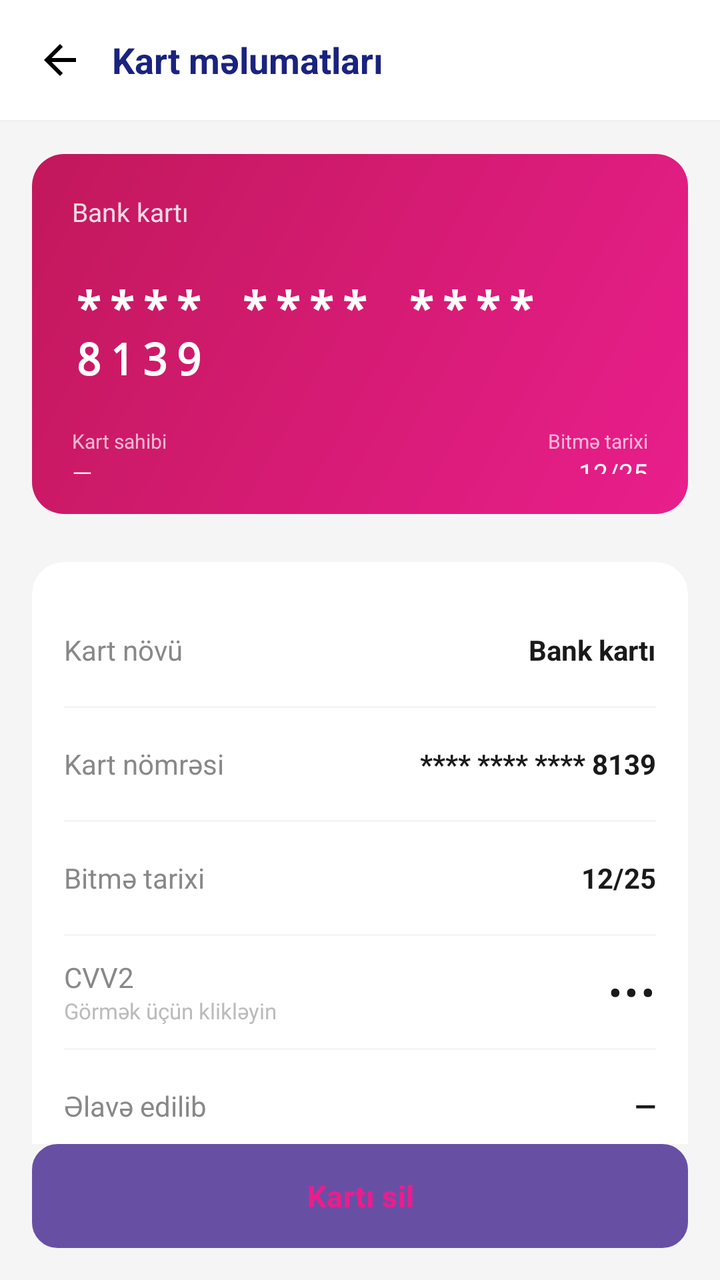
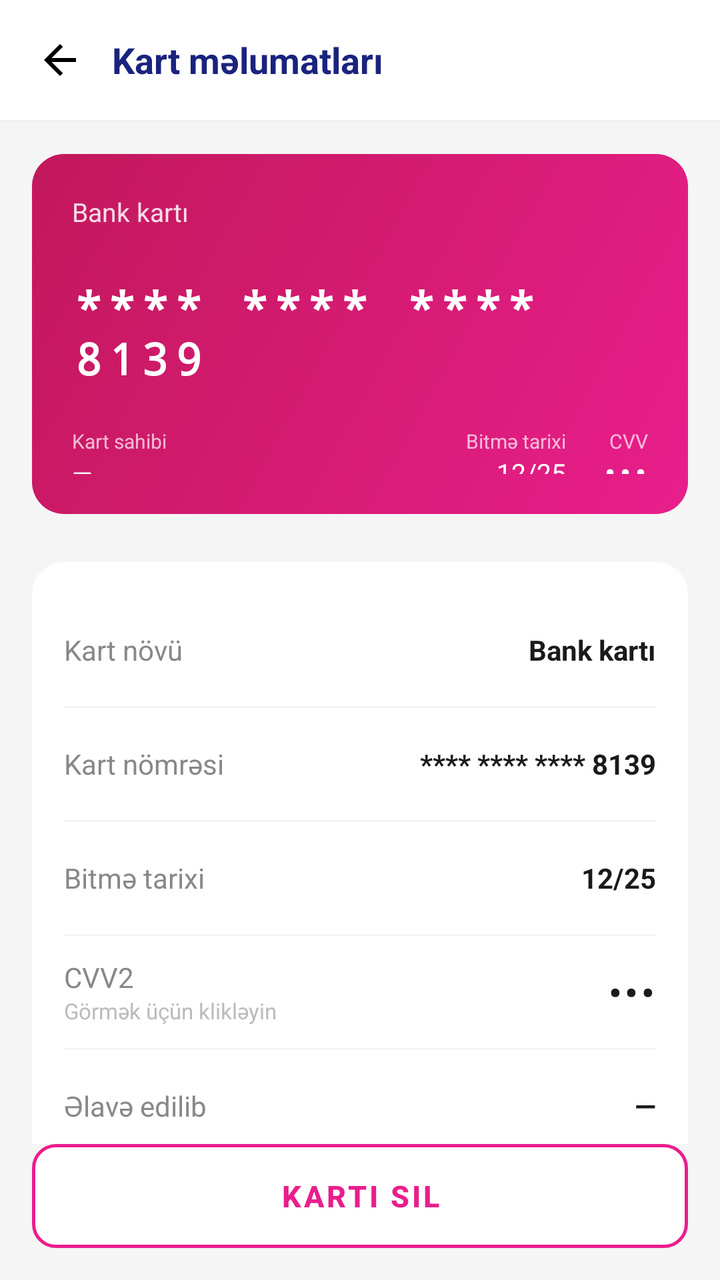

Before-and-after screenshots of an Android layout around one commit, followed by the original layout XML and the change that was made.
<!-- AndroidManifest.xml: application theme Theme.OneMarket -->
<!-- res/layout/fragment_card_detail.xml -->
<?xml version="1.0" encoding="utf-8"?>
<androidx.constraintlayout.widget.ConstraintLayout
    xmlns:android="http://schemas.android.com/apk/res/android"
    xmlns:app="http://schemas.android.com/apk/res-auto"
    android:layout_width="match_parent"
    android:layout_height="match_parent"
    android:background="#F5F5F5">

    
    <LinearLayout
        android:id="@+id/topBar"
        android:layout_width="0dp"
        android:layout_height="wrap_content"
        android:orientation="horizontal"
        android:gravity="center_vertical"
        android:padding="12dp"
        android:background="#FFFFFF"
        app:layout_constraintTop_toTopOf="parent"
        app:layout_constraintStart_toStartOf="parent"
        app:layout_constraintEnd_toEndOf="parent">

        <ImageView
            android:id="@+id/btnBack"
            android:layout_width="36dp"
            android:layout_height="36dp"
            android:src="@drawable/ic_back"
            android:padding="6dp"
            android:contentDescription="Geri" />

        <TextView
            android:layout_width="0dp"
            android:layout_height="wrap_content"
            android:layout_weight="1"
            android:layout_marginStart="8dp"
            android:text="Kart məlumatları"
            android:textSize="18sp"
            android:textStyle="bold"
            android:textColor="#1A237E" />

    </LinearLayout>

    <View
        android:id="@+id/topDivider"
        android:layout_width="0dp"
        android:layout_height="1dp"
        android:background="#F0F0F0"
        app:layout_constraintTop_toBottomOf="@id/topBar"
        app:layout_constraintStart_toStartOf="parent"
        app:layout_constraintEnd_toEndOf="parent" />

    <androidx.core.widget.NestedScrollView
        android:layout_width="0dp"
        android:layout_height="0dp"
        app:layout_constraintTop_toBottomOf="@id/topDivider"
        app:layout_constraintBottom_toTopOf="@id/btnDeleteCard"
        app:layout_constraintStart_toStartOf="parent"
        app:layout_constraintEnd_toEndOf="parent">

        <LinearLayout
            android:layout_width="match_parent"
            android:layout_height="wrap_content"
            android:orientation="vertical"
            android:padding="16dp">

            
            <LinearLayout
                android:layout_width="match_parent"
                android:layout_height="180dp"
                android:orientation="vertical"
                android:gravity="top"
                android:padding="20dp"
                android:layout_marginBottom="24dp"
                android:background="@drawable/bg_card_visual">

                
                <TextView
                    android:id="@+id/tvDetailTypeLabel"
                    android:layout_width="wrap_content"
                    android:layout_height="wrap_content"
                    android:text="Bank kartı"
                    android:textSize="13sp"
                    android:textColor="#FFFFFF"
                    android:alpha="0.85" />

                
                <TextView
                    android:id="@+id/tvDetailCardNumber"
                    android:layout_width="wrap_content"
                    android:layout_height="wrap_content"
                    android:layout_gravity="center_vertical"
                    android:layout_marginTop="24dp"
                    android:text="**** **** **** 8139"
                    android:textSize="22sp"
                    android:textStyle="bold"
                    android:textColor="#FFFFFF"
                    android:letterSpacing="0.15"
                    android:fontFamily="monospace" />

                
                <LinearLayout
                    android:layout_width="match_parent"
                    android:layout_height="wrap_content"
                    android:orientation="horizontal"
                    android:gravity="center_vertical"
                    android:layout_marginTop="20dp">

                    <LinearLayout
                        android:layout_width="0dp"
                        android:layout_height="wrap_content"
                        android:layout_weight="1"
                        android:orientation="vertical">

                        <TextView
                            android:layout_width="wrap_content"
                            android:layout_height="wrap_content"
                            android:text="Kart sahibi"
                            android:textSize="10sp"
                            android:textColor="#FFFFFF"
                            android:alpha="0.7" />

                        <TextView
                            android:id="@+id/tvDetailHolder"
                            android:layout_width="wrap_content"
                            android:layout_height="wrap_content"
                            android:text="—"
                            android:textSize="13sp"
                            android:textColor="#FFFFFF" />

                    </LinearLayout>

                    <LinearLayout
                        android:layout_width="wrap_content"
                        android:layout_height="wrap_content"
                        android:orientation="vertical"
                        android:gravity="end">

                        <TextView
                            android:layout_width="wrap_content"
                            android:layout_height="wrap_content"
                            android:text="Bitmə tarixi"
                            android:textSize="10sp"
                            android:textColor="#FFFFFF"
                            android:alpha="0.7" />

                        <TextView
                            android:id="@+id/tvDetailExpiry"
                            android:layout_width="wrap_content"
                            android:layout_height="wrap_content"
                            android:text="12/25"
                            android:textSize="13sp"
                            android:textColor="#FFFFFF" />

                    </LinearLayout>

                </LinearLayout>

            </LinearLayout>

            
            <androidx.cardview.widget.CardView
                app:cardCornerRadius="16dp"
                app:cardElevation="0dp"
                app:cardBackgroundColor="#FFFFFF"
                android:layout_width="match_parent"
                android:layout_height="wrap_content">

                <LinearLayout
                    android:layout_width="match_parent"
                    android:layout_height="wrap_content"
                    android:orientation="vertical"
                    android:padding="16dp">

                    
                    <LinearLayout android:layout_width="match_parent" android:layout_height="56dp" android:orientation="horizontal" android:gravity="center_vertical">
                        <TextView android:layout_width="0dp" android:layout_height="wrap_content" android:layout_weight="1" android:text="Kart növü" android:textSize="14sp" android:textColor="#888888" />
                        <TextView android:id="@+id/tvDetailType" android:layout_width="wrap_content" android:layout_height="wrap_content" android:text="Bank kartı" android:textSize="14sp" android:textStyle="bold" android:textColor="#1A1A1A" />
                    </LinearLayout>
                    <View android:layout_width="match_parent" android:layout_height="1dp" android:background="#F5F5F5" />

                    
                    <LinearLayout android:layout_width="match_parent" android:layout_height="56dp" android:orientation="horizontal" android:gravity="center_vertical">
                        <TextView android:layout_width="0dp" android:layout_height="wrap_content" android:layout_weight="1" android:text="Kart nömrəsi" android:textSize="14sp" android:textColor="#888888" />
                        <TextView android:id="@+id/tvDetailMasked" android:layout_width="wrap_content" android:layout_height="wrap_content" android:text="**** **** **** 8139" android:textSize="14sp" android:textStyle="bold" android:textColor="#1A1A1A" />
                    </LinearLayout>
                    <View android:layout_width="match_parent" android:layout_height="1dp" android:background="#F5F5F5" />

                    
                    <LinearLayout android:layout_width="match_parent" android:layout_height="56dp" android:orientation="horizontal" android:gravity="center_vertical">
                        <TextView android:layout_width="0dp" android:layout_height="wrap_content" android:layout_weight="1" android:text="Bitmə tarixi" android:textSize="14sp" android:textColor="#888888" />
                        <TextView android:id="@+id/tvDetailExpiryInfo" android:layout_width="wrap_content" android:layout_height="wrap_content" android:text="12/25" android:textSize="14sp" android:textStyle="bold" android:textColor="#1A1A1A" />
                    </LinearLayout>
                    <View android:layout_width="match_parent" android:layout_height="1dp" android:background="#F5F5F5" />

                    
                    <LinearLayout android:layout_width="match_parent" android:layout_height="56dp" android:orientation="horizontal" android:gravity="center_vertical" android:background="?attr/selectableItemBackground">
                        <LinearLayout android:layout_width="0dp" android:layout_height="wrap_content" android:layout_weight="1" android:orientation="vertical">
                            <TextView android:layout_width="wrap_content" android:layout_height="wrap_content" android:text="CVV2" android:textSize="14sp" android:textColor="#888888" />
                            <TextView android:layout_width="wrap_content" android:layout_height="wrap_content" android:text="Görmək üçün klikləyin" android:textSize="11sp" android:textColor="#BBBBBB" />
                        </LinearLayout>
                        <TextView android:id="@+id/tvDetailCvv" android:layout_width="wrap_content" android:layout_height="wrap_content" android:text="•••" android:textSize="18sp" android:textStyle="bold" android:textColor="#1A1A1A" android:letterSpacing="0.1" />
                    </LinearLayout>
                    <View android:layout_width="match_parent" android:layout_height="1dp" android:background="#F5F5F5" />

                    
                    <LinearLayout android:layout_width="match_parent" android:layout_height="56dp" android:orientation="horizontal" android:gravity="center_vertical">
                        <TextView android:layout_width="0dp" android:layout_height="wrap_content" android:layout_weight="1" android:text="Əlavə edilib" android:textSize="14sp" android:textColor="#888888" />
                        <TextView android:id="@+id/tvDetailAddedAt" android:layout_width="wrap_content" android:layout_height="wrap_content" android:text="—" android:textSize="14sp" android:textStyle="bold" android:textColor="#1A1A1A" />
                    </LinearLayout>

                </LinearLayout>

            </androidx.cardview.widget.CardView>

        </LinearLayout>

    </androidx.core.widget.NestedScrollView>

    
    <Button
        android:id="@+id/btnDeleteCard"
        android:layout_width="0dp"
        android:layout_height="52dp"
        android:layout_margin="16dp"
        android:text="Kartı sil"
        android:textSize="15sp"
        android:textStyle="bold"
        android:textColor="#E91E8C"
        android:background="@drawable/bg_outline_pink"
        android:stateListAnimator="@null"
        app:layout_constraintBottom_toBottomOf="parent"
        app:layout_constraintStart_toStartOf="parent"
        app:layout_constraintEnd_toEndOf="parent" />

</androidx.constraintlayout.widget.ConstraintLayout>
<!-- resources referenced by this layout -->
<resources>
  <!-- drawable bg_card_visual (drawable) -->
  <?xml version="1.0" encoding="utf-8"?>
  <shape xmlns:android="http://schemas.android.com/apk/res/android"
      android:shape="rectangle">
      <gradient
          android:startColor="#E91E8C"
          android:endColor="#C2185B"
          android:angle="135" />
      <corners android:radius="16dp" />
  </shape>
  <!-- drawable bg_outline_pink (drawable) -->
  <?xml version="1.0" encoding="utf-8"?>
  <shape xmlns:android="http://schemas.android.com/apk/res/android"
      android:shape="rectangle">
      <solid android:color="#FFFFFF" />
      <stroke android:width="1.5dp" android:color="@color/pink_main" />
      <corners android:radius="12dp" />
  </shape>
  <!-- drawable ic_back (drawable) -->
  <vector xmlns:android="http://schemas.android.com/apk/res/android" android:autoMirrored="true" android:height="24dp" android:tint="#000000" android:viewportHeight="960" android:viewportWidth="960" android:width="24dp">
        
      <path android:fillColor="@android:color/white" android:pathData="M313,520L537,744L480,800L160,480L480,160L537,216L313,440L800,440L800,520L313,520Z"/>
      
  </vector>
  <style name="Theme.OneMarket" parent="Base.Theme.OneMarket" />
  <color name="pink_main">#E91E8C</color>
  <style name="Base.Theme.OneMarket" parent="Theme.Material3.DayNight.NoActionBar">
          
          
      </style>
</resources>

<!-- the commit's change to res/layout/fragment_card_detail.xml (unified diff, before → after) -->
@@ -6,7 +6,6 @@
     android:layout_height="match_parent"
     android:background="#F5F5F5">
 
-    
     <LinearLayout
         android:id="@+id/topBar"
         android:layout_width="0dp"
@@ -32,7 +31,7 @@
             android:layout_height="wrap_content"
             android:layout_weight="1"
             android:layout_marginStart="8dp"
-            android:text="Kart məlumatları"
+            android:text="@string/card_detail_title"
             android:textSize="18sp"
             android:textStyle="bold"
             android:textColor="#1A237E" />
@@ -62,7 +61,6 @@
             android:orientation="vertical"
             android:padding="16dp">
 
-            
             <LinearLayout
                 android:layout_width="match_parent"
                 android:layout_height="180dp"
@@ -72,17 +70,15 @@
                 android:layout_marginBottom="24dp"
                 android:background="@drawable/bg_card_visual">
 
-                
                 <TextView
                     android:id="@+id/tvDetailTypeLabel"
                     android:layout_width="wrap_content"
                     android:layout_height="wrap_content"
-                    android:text="Bank kartı"
+                    android:text="@string/card_detail_type_label_visual"
                     android:textSize="13sp"
                     android:textColor="#FFFFFF"
                     android:alpha="0.85" />
 
-                
                 <TextView
                     android:id="@+id/tvDetailCardNumber"
                     android:layout_width="wrap_content"
@@ -96,7 +92,6 @@
                     android:letterSpacing="0.15"
                     android:fontFamily="monospace" />
 
-                
                 <LinearLayout
                     android:layout_width="match_parent"
                     android:layout_height="wrap_content"
@@ -113,7 +108,7 @@
                         <TextView
                             android:layout_width="wrap_content"
                             android:layout_height="wrap_content"
-                            android:text="Kart sahibi"
+                            android:text="@string/card_detail_holder_label"
                             android:textSize="10sp"
                             android:textColor="#FFFFFF"
                             android:alpha="0.7" />
@@ -137,7 +132,7 @@
                         <TextView
                             android:layout_width="wrap_content"
                             android:layout_height="wrap_content"
-                            android:text="Bitmə tarixi"
+                            android:text="@string/card_detail_expiry_label_visual"
                             android:textSize="10sp"
                             android:textColor="#FFFFFF"
                             android:alpha="0.7" />
@@ -152,11 +147,40 @@
 
                     </LinearLayout>
 
+                    <LinearLayout
+                        android:id="@+id/cvvCardSection"
+                        android:layout_width="wrap_content"
+                        android:layout_height="wrap_content"
+                        android:orientation="vertical"
+                        android:gravity="end"
+                        android:layout_marginStart="18dp"
+                        android:clickable="true"
+                        android:focusable="true">
+
+                        <TextView
+                            android:layout_width="wrap_content"
+                            android:layout_height="wrap_content"
+                            android:text="CVV"
+                            android:textSize="10sp"
+                            android:textColor="#FFFFFF"
+                            android:alpha="0.7" />
+
+                        <TextView
+                            android:id="@+id/tvCardCvv"
+                            android:layout_width="wrap_content"
+                            android:layout_height="wrap_content"
+                            android:text="•••"
+                            android:textSize="13sp"
+                            android:textStyle="bold"
+                            android:textColor="#FFFFFF"
+                            android:fontFamily="monospace" />
+
+                    </LinearLayout>
+
                 </LinearLayout>
 
             </LinearLayout>
 
-            
             <androidx.cardview.widget.CardView
                 app:cardCornerRadius="16dp"
                 app:cardElevation="0dp"
@@ -170,41 +194,134 @@
                     android:orientation="vertical"
                     android:padding="16dp">
 
-                    
-                    <LinearLayout android:layout_width="match_parent" android:layout_height="56dp" android:orientation="horizontal" android:gravity="center_vertical">
-                        <TextView android:layout_width="0dp" android:layout_height="wrap_content" android:layout_weight="1" android:text="Kart növü" android:textSize="14sp" android:textColor="#888888" />
-                        <TextView android:id="@+id/tvDetailType" android:layout_width="wrap_content" android:layout_height="wrap_content" android:text="Bank kartı" android:textSize="14sp" android:textStyle="bold" android:textColor="#1A1A1A" />
+                    <LinearLayout
+                        android:layout_width="match_parent"
+                        android:layout_height="56dp"
+                        android:orientation="horizontal"
+                        android:gravity="center_vertical">
+                        <TextView
+                            android:layout_width="0dp"
+                            android:layout_height="wrap_content"
+                            android:layout_weight="1"
+                            android:text="@string/card_detail_type_row"
+                            android:textSize="14sp"
+                            android:textColor="#888888" />
+                        <TextView
+                            android:id="@+id/tvDetailType"
+                            android:layout_width="wrap_content"
+                            android:layout_height="wrap_content"
+                            android:text="@string/add_card_type_bank"
+                            android:textSize="14sp"
+                            android:textStyle="bold"
+                            android:textColor="#1A1A1A" />
                     </LinearLayout>
                     <View android:layout_width="match_parent" android:layout_height="1dp" android:background="#F5F5F5" />
 
-                    
-                    <LinearLayout android:layout_width="match_parent" android:layout_height="56dp" android:orientation="horizontal" android:gravity="center_vertical">
-                        <TextView android:layout_width="0dp" android:layout_height="wrap_content" android:layout_weight="1" android:text="Kart nömrəsi" android:textSize="14sp" android:textColor="#888888" />
-                        <TextView android:id="@+id/tvDetailMasked" android:layout_width="wrap_content" android:layout_height="wrap_content" android:text="**** **** **** 8139" android:textSize="14sp" android:textStyle="bold" android:textColor="#1A1A1A" />
+                    <LinearLayout
+                        android:layout_width="match_parent"
+                        android:layout_height="56dp"
+                        android:orientation="horizontal"
+                        android:gravity="center_vertical">
+                        <TextView
+                            android:layout_width="0dp"
+                            android:layout_height="wrap_content"
+                            android:layout_weight="1"
+                            android:text="@string/card_detail_number_row"
+                            android:textSize="14sp"
+                            android:textColor="#888888" />
+                        <TextView
+                            android:id="@+id/tvDetailMasked"
+                            android:layout_width="wrap_content"
+                            android:layout_height="wrap_content"
+                            android:text="**** **** **** 8139"
+                            android:textSize="14sp"
+                            android:textStyle="bold"
+                            android:textColor="#1A1A1A" />
                     </LinearLayout>
                     <View android:layout_width="match_parent" android:layout_height="1dp" android:background="#F5F5F5" />
 
-                    
-                    <LinearLayout android:layout_width="match_parent" android:layout_height="56dp" android:orientation="horizontal" android:gravity="center_vertical">
-                        <TextView android:layout_width="0dp" android:layout_height="wrap_content" android:layout_weight="1" android:text="Bitmə tarixi" android:textSize="14sp" android:textColor="#888888" />
-                        <TextView android:id="@+id/tvDetailExpiryInfo" android:layout_width="wrap_content" android:layout_height="wrap_content" android:text="12/25" android:textSize="14sp" android:textStyle="bold" android:textColor="#1A1A1A" />
+                    <LinearLayout
+                        android:layout_width="match_parent"
+                        android:layout_height="56dp"
+                        android:orientation="horizontal"
+                        android:gravity="center_vertical">
+                        <TextView
+                            android:layout_width="0dp"
+                            android:layout_height="wrap_content"
+                            android:layout_weight="1"
+                            android:text="@string/card_detail_expiry_row"
+                            android:textSize="14sp"
+                            android:textColor="#888888" />
+                        <TextView
+                            android:id="@+id/tvDetailExpiryInfo"
+                            android:layout_width="wrap_content"
+                            android:layout_height="wrap_content"
+                            android:text="12/25"
+                            android:textSize="14sp"
+                            android:textStyle="bold"
+                            android:textColor="#1A1A1A" />
                     </LinearLayout>
                     <View android:layout_width="match_parent" android:layout_height="1dp" android:background="#F5F5F5" />
 
-                    
-                    <LinearLayout android:layout_width="match_parent" android:layout_height="56dp" android:orientation="horizontal" android:gravity="center_vertical" android:background="?attr/selectableItemBackground">
-                        <LinearLayout android:layout_width="0dp" android:layout_height="wrap_content" android:layout_weight="1" android:orientation="vertical">
-                            <TextView android:layout_width="wrap_content" android:layout_height="wrap_content" android:text="CVV2" android:textSize="14sp" android:textColor="#888888" />
-                            <TextView android:layout_width="wrap_content" android:layout_height="wrap_content" android:text="Görmək üçün klikləyin" android:textSize="11sp" android:textColor="#BBBBBB" />
+                    <LinearLayout
+                        android:id="@+id/cvvRow"
+                        android:layout_width="match_parent"
+                        android:layout_height="56dp"
+                        android:orientation="horizontal"
+                        android:gravity="center_vertical"
+                        android:background="?attr/selectableItemBackground"
+                        android:clickable="true"
+                        android:focusable="true">
+                        <LinearLayout
+                            android:layout_width="0dp"
+                            android:layout_height="wrap_content"
+                            android:layout_weight="1"
+                            android:orientation="vertical">
+                            <TextView
+                                android:layout_width="wrap_content"
+                                android:layout_height="wrap_content"
+                                android:text="CVV2"
+                                android:textSize="14sp"
+                                android:textColor="#888888" />
+                            <TextView
+                                android:layout_width="wrap_content"
+                                android:layout_height="wrap_content"
+                                android:text="@string/card_detail_cvv_tap"
+                                android:textSize="11sp"
+                                android:textColor="#BBBBBB" />
                         </LinearLayout>
-                        <TextView android:id="@+id/tvDetailCvv" android:layout_width="wrap_content" android:layout_height="wrap_content" android:text="•••" android:textSize="18sp" android:textStyle="bold" android:textColor="#1A1A1A" android:letterSpacing="0.1" />
+                        <TextView
+                            android:id="@+id/tvDetailCvv"
+                            android:layout_width="wrap_content"
+                            android:layout_height="wrap_content"
+                            android:text="•••"
+                            android:textSize="18sp"
+                            android:textStyle="bold"
+                            android:textColor="#1A1A1A"
+                            android:letterSpacing="0.1" />
                     </LinearLayout>
                     <View android:layout_width="match_parent" android:layout_height="1dp" android:background="#F5F5F5" />
 
-                    
-                    <LinearLayout android:layout_width="match_parent" android:layout_height="56dp" android:orientation="horizontal" android:gravity="center_vertical">
-                        <TextView android:layout_width="0dp" android:layout_height="wrap_content" android:layout_weight="1" android:text="Əlavə edilib" android:textSize="14sp" android:textColor="#888888" />
-                        <TextView android:id="@+id/tvDetailAddedAt" android:layout_width="wrap_content" android:layout_height="wrap_content" android:text="—" android:textSize="14sp" android:textStyle="bold" android:textColor="#1A1A1A" />
+                    <LinearLayout
+                        android:layout_width="match_parent"
+                        android:layout_height="56dp"
+                        android:orientation="horizontal"
+                        android:gravity="center_vertical">
+                        <TextView
+                            android:layout_width="0dp"
+                            android:layout_height="wrap_content"
+                            android:layout_weight="1"
+                            android:text="@string/card_detail_added_label"
+                            android:textSize="14sp"
+                            android:textColor="#888888" />
+                        <TextView
+                            android:id="@+id/tvDetailAddedAt"
+                            android:layout_width="wrap_content"
+                            android:layout_height="wrap_content"
+                            android:text="—"
+                            android:textSize="14sp"
+                            android:textStyle="bold"
+                            android:textColor="#1A1A1A" />
                     </LinearLayout>
 
                 </LinearLayout>
@@ -215,18 +332,23 @@
 
     </androidx.core.widget.NestedScrollView>
 
-    
-    <Button
+    <com.google.android.material.button.MaterialButton
+        style="@style/Widget.MaterialComponents.Button.OutlinedButton"
         android:id="@+id/btnDeleteCard"
         android:layout_width="0dp"
         android:layout_height="52dp"
         android:layout_margin="16dp"
-        android:text="Kartı sil"
+        android:text="@string/card_detail_delete_btn"
         android:textSize="15sp"
         android:textStyle="bold"
-        android:textColor="#E91E8C"
-        android:background="@drawable/bg_outline_pink"
+        android:textColor="@color/pink_main"
+        android:insetTop="0dp"
+        android:insetBottom="0dp"
         android:stateListAnimator="@null"
+        app:strokeColor="@color/pink_main"
+        app:strokeWidth="1.5dp"
+        app:cornerRadius="12dp"
+        android:backgroundTint="#FFFFFF"
         app:layout_constraintBottom_toBottomOf="parent"
         app:layout_constraintStart_toStartOf="parent"
         app:layout_constraintEnd_toEndOf="parent" />
<!-- resource entries referenced after the edit -->
@@ -10,20 +10,23 @@
           android:angle="135" />
       <corners android:radius="16dp" />
   </shape>
-  <!-- drawable bg_outline_pink (drawable) -->
-  <?xml version="1.0" encoding="utf-8"?>
-  <shape xmlns:android="http://schemas.android.com/apk/res/android"
-      android:shape="rectangle">
-      <solid android:color="#FFFFFF" />
-      <stroke android:width="1.5dp" android:color="@color/pink_main" />
-      <corners android:radius="12dp" />
-  </shape>
   <!-- drawable ic_back (drawable) -->
   <vector xmlns:android="http://schemas.android.com/apk/res/android" android:autoMirrored="true" android:height="24dp" android:tint="#000000" android:viewportHeight="960" android:viewportWidth="960" android:width="24dp">
         
       <path android:fillColor="@android:color/white" android:pathData="M313,520L537,744L480,800L160,480L480,160L537,216L313,440L800,440L800,520L313,520Z"/>
       
   </vector>
+  <string name="add_card_type_bank">Bank kartı</string>
+  <string name="card_detail_added_label">Əlavə edilib</string>
+  <string name="card_detail_cvv_tap">Görmək üçün klikləyin</string>
+  <string name="card_detail_delete_btn">Kartı sil</string>
+  <string name="card_detail_expiry_label_visual">Bitmə tarixi</string>
+  <string name="card_detail_expiry_row">Bitmə tarixi</string>
+  <string name="card_detail_holder_label">Kart sahibi</string>
+  <string name="card_detail_number_row">Kart nömrəsi</string>
+  <string name="card_detail_title">Kart məlumatları</string>
+  <string name="card_detail_type_label_visual">Bank kartı</string>
+  <string name="card_detail_type_row">Kart növü</string>
   <style name="Theme.OneMarket" parent="Base.Theme.OneMarket" />
   <color name="pink_main">#E91E8C</color>
   <style name="Base.Theme.OneMarket" parent="Theme.Material3.DayNight.NoActionBar">
